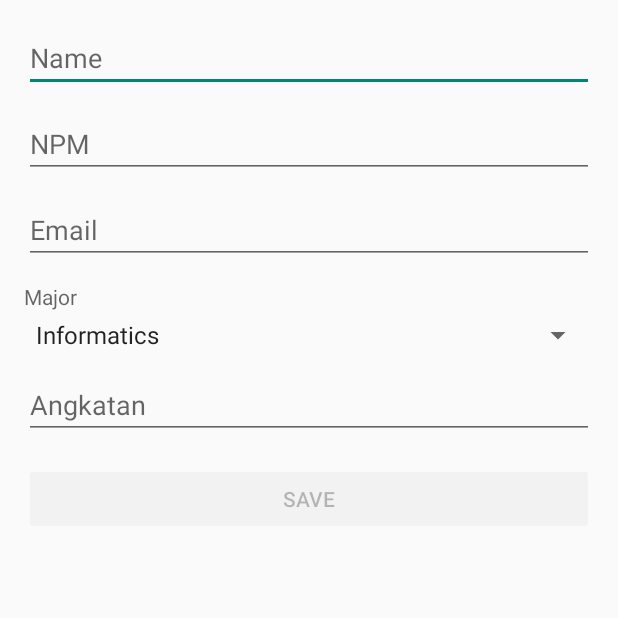
After one commit to davidl1459/kampusgo, an Android app built with Jetpack Compose: the ProfileXmlActivity screen opened directly, with no data from a screen before it, on a phone screen of 412 x 824 dp, the top half of it. The commit adds this screen. Run offline under Robolectric (Android 15) with nearby library versions, the phone set to English and light mode, and no system bars.

Commit message:
Lab 04 XML form

```diff
--- a/app/src/main/AndroidManifest.xml
+++ b/app/src/main/AndroidManifest.xml
@@ -27,6 +27,10 @@
         <activity
             android:name=".ProfileActivity"
             android:exported="false" />
+        <activity
+            android:name=".ProfileXmlActivity"
+            android:exported="false"
+            android:windowSoftInputMode="adjustResize" />
     </application>
 
 </manifest>
--- a/app/src/main/java/com/sgu/kampusgo/MainActivity.kt
+++ b/app/src/main/java/com/sgu/kampusgo/MainActivity.kt
@@ -61,12 +61,19 @@ class MainActivity : ComponentActivity() {
                         }) {
                             Text("Open profile")
                         }
+                        Button(onClick = {
+                            // Explicit Intent. This opens the XML activity, not ProfileActivity.
+                            val intent = Intent(activity, ProfileXmlActivity::class.java)
+                            activity.startActivity(intent)
+                        }) {
+                            Text("XML form")
+                        }
                     }
                 }
             }
         }
-            }
-        }
+    }
+}
 
 @Composable
 fun Greeting(name: String, modifier: Modifier = Modifier) {
--- /dev/null
+++ b/app/src/main/java/com/sgu/kampusgo/ProfileXmlActivity.kt
@@ -0,0 +1,49 @@
+package com.sgu.kampusgo
+
+import android.os.Bundle
+import android.text.Editable
+import android.text.TextWatcher
+import android.widget.ArrayAdapter
+import android.widget.Button
+import android.widget.EditText
+import android.widget.Spinner
+import android.widget.Toast
+import androidx.activity.ComponentActivity
+
+class ProfileXmlActivity: ComponentActivity() {
+    override fun onCreate(savedInstanceState: Bundle?) {
+        super.onCreate(savedInstanceState)
+        setContentView(R.layout.activity_profile)
+
+        val etName = findViewById<EditText>(R.id.etName)
+        val etEmail = findViewById<EditText>(R.id.etEmail)
+        val spMajor = findViewById<Spinner>(R.id.spMajor)
+        val btnSave = findViewById<Button>(R.id.btnSave)
+
+        ArrayAdapter.createFromResource(
+            this,
+            R.array.majors,
+            android.R.layout.simple_spinner_item
+        ).also { adapter ->
+            adapter.setDropDownViewResource(android.R.layout.simple_spinner_dropdown_item)
+            spMajor.adapter = adapter
+        }
+
+        val watcher = object : TextWatcher {
+            override fun beforeTextChanged(s: CharSequence?, start: Int, count: Int, after: Int) {}
+            override fun onTextChanged(s: CharSequence?, start: Int, before: Int, count: Int) {}
+            override fun afterTextChanged(s: Editable?) {
+                val ok = etName.text.toString().isNotBlank() &&
+                        etEmail.text.toString().contains("@")
+                btnSave.isEnabled = ok
+            }
+        }
+        etName.addTextChangedListener(watcher)
+        etEmail.addTextChangedListener(watcher)
+
+        btnSave.setOnClickListener {
+            val major = spMajor.selectedItem.toString()
+            Toast.makeText(this, "Saved ($major)", Toast.LENGTH_SHORT).show()
+        }
+    }
+}
--- /dev/null
+++ b/app/src/main/res/layout/activity_profile.xml
@@ -0,0 +1,83 @@
+<?xml version="1.0" encoding="utf-8"?>
+<ScrollView xmlns:android="http://schemas.android.com/apk/res/android"
+    xmlns:app="http://schemas.android.com/apk/res-auto"
+    android:layout_width="match_parent"
+    android:layout_height="match_parent"
+    android:fillViewport="true">
+
+    <androidx.constraintlayout.widget.ConstraintLayout
+        android:layout_width="match_parent"
+        android:layout_height="wrap_content"
+        android:padding="16dp">
+        <EditText
+            android:id="@+id/etName"
+            android:layout_width="0dp"
+            android:layout_height="wrap_content"
+            android:hint="Name"
+            android:inputType="textPersonName"
+            app:layout_constraintTop_toTopOf="parent"
+            app:layout_constraintStart_toStartOf="parent"
+            app:layout_constraintEnd_toEndOf="parent" />
+
+        <EditText
+            android:id="@+id/etNpm"
+            android:layout_width="0dp"
+            android:layout_height="wrap_content"
+            android:layout_marginTop="12dp"
+            android:hint="NPM"
+            android:inputType="number"
+            app:layout_constraintTop_toBottomOf="@id/etName"
+            app:layout_constraintStart_toStartOf="parent"
+            app:layout_constraintEnd_toEndOf="parent" />
+
+        <EditText
+            android:id="@+id/etEmail"
+            android:layout_width="0dp"
+            android:layout_height="wrap_content"
+            android:layout_marginTop="12dp"
+            android:hint="Email"
+            android:inputType="textEmailAddress"
+            app:layout_constraintTop_toBottomOf="@id/etNpm"
+            app:layout_constraintStart_toStartOf="parent"
+            app:layout_constraintEnd_toEndOf="parent" />
+        <TextView
+            android:id="@+id/tvMajor"
+            android:layout_width="0dp"
+            android:layout_height="wrap_content"
+            android:layout_marginTop="12dp"
+            android:hint="Major"
+            app:layout_constraintTop_toBottomOf="@id/etEmail"
+            app:layout_constraintStart_toStartOf="parent"
+            app:layout_constraintEnd_toEndOf="parent" />
+        <Spinner
+            android:id="@+id/spMajor"
+            android:layout_width="0dp"
+            android:layout_height="wrap_content"
+            android:layout_marginTop="4dp"
+            app:layout_constraintTop_toBottomOf="@id/tvMajor"
+            app:layout_constraintStart_toStartOf="parent"
+            app:layout_constraintEnd_toEndOf="parent" />
+        <EditText
+            android:id="@+id/etAngkatan"
+            android:layout_width="0dp"
+            android:layout_height="wrap_content"
+            android:layout_marginTop="12dp"
+            android:hint="Angkatan"
+            android:inputType="number"
+            app:layout_constraintTop_toBottomOf="@id/spMajor"
+            app:layout_constraintStart_toStartOf="parent"
+            app:layout_constraintEnd_toEndOf="parent" />
+        <Button
+            android:id="@+id/btnSave"
+            android:layout_width="0dp"
+            android:layout_height="wrap_content"
+            android:layout_marginTop="16dp"
+            android:text="Save"
+            android:enabled="false"
+            app:layout_constraintTop_toBottomOf="@id/etAngkatan"
+            app:layout_constraintStart_toStartOf="parent"
+            app:layout_constraintEnd_toEndOf="parent" />
+
+    </androidx.constraintlayout.widget.ConstraintLayout>
+
+</ScrollView>
--- a/app/src/main/res/values/strings.xml
+++ b/app/src/main/res/values/strings.xml
@@ -1,3 +1,8 @@
 <resources>
     <string name="app_name">KampusGo</string>
+    <string-array name="majors">
+        <item>Informatics</item>
+        <item>Information Systems</item>
+        <item>Computer Engineering</item>
+    </string-array>
 </resources>
```
